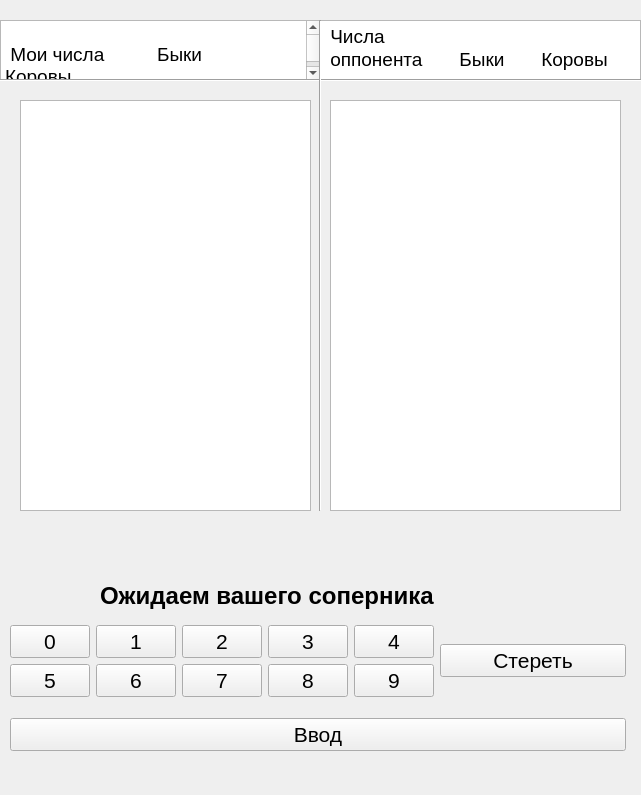
ttalova/bulls_and_cows, file project/main.ui: the form before one commit.
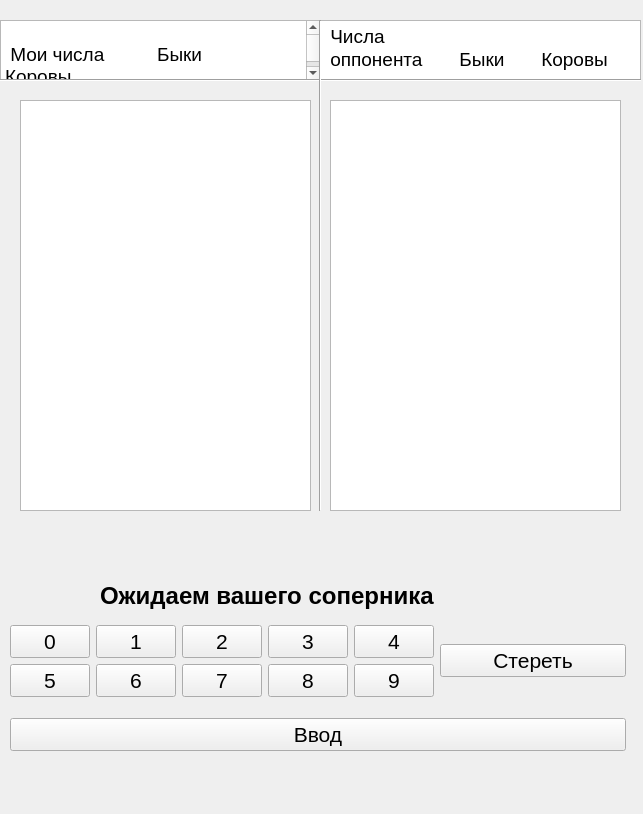
The form after the commit. Icons and pictures are not drawn.

Commit message: cows end game

Patch:
```diff
--- a/project/main.ui
+++ b/project/main.ui
@@ -6,8 +6,8 @@
    <rect>
     <x>0</x>
     <y>0</y>
-    <width>641</width>
-    <height>795</height>
+    <width>643</width>
+    <height>814</height>
    </rect>
   </property>
   <property name="windowTitle">
@@ -353,7 +353,7 @@
     <widget class="QLabel" name="label_loading">
      <property name="geometry">
       <rect>
-       <x>130</x>
+       <x>110</x>
        <y>70</y>
        <width>383</width>
        <height>480</height>
@@ -387,6 +387,135 @@
      </property>
     </widget>
    </widget>
+   <widget class="QWidget" name="widget_3" native="true">
+    <property name="geometry">
+     <rect>
+      <x>-1</x>
+      <y>9</y>
+      <width>651</width>
+      <height>781</height>
+     </rect>
+    </property>
+    <widget class="QLabel" name="label_result_of_game">
+     <property name="geometry">
+      <rect>
+       <x>190</x>
+       <y>40</y>
+       <width>241</width>
+       <height>61</height>
+      </rect>
+     </property>
+     <property name="font">
+      <font>
+       <pointsize>18</pointsize>
+       <weight>75</weight>
+       <bold>true</bold>
+      </font>
+     </property>
+     <property name="text">
+      <string/>
+     </property>
+    </widget>
+    <widget class="QLabel" name="label_cow">
+     <property name="geometry">
+      <rect>
+       <x>0</x>
+       <y>-15</y>
+       <width>651</width>
+       <height>821</height>
+      </rect>
+     </property>
+     <property name="text">
+      <string/>
+     </property>
+    </widget>
+   </widget>
+   <widget class="QWidget" name="widget_4" native="true">
+    <property name="geometry">
+     <rect>
+      <x>0</x>
+      <y>0</y>
+      <width>651</width>
+      <height>781</height>
+     </rect>
+    </property>
+    <widget class="QLabel" name="label_result_of_game_2">
+     <property name="geometry">
+      <rect>
+       <x>210</x>
+       <y>80</y>
+       <width>241</width>
+       <height>51</height>
+      </rect>
+     </property>
+     <property name="font">
+      <font>
+       <pointsize>18</pointsize>
+       <weight>75</weight>
+       <bold>true</bold>
+      </font>
+     </property>
+     <property name="text">
+      <string/>
+     </property>
+    </widget>
+    <widget class="QLabel" name="label_cow_2">
+     <property name="geometry">
+      <rect>
+       <x>-10</x>
+       <y>-5</y>
+       <width>661</width>
+       <height>821</height>
+      </rect>
+     </property>
+     <property name="text">
+      <string/>
+     </property>
+    </widget>
+   </widget>
+   <widget class="QWidget" name="widget_5" native="true">
+    <property name="geometry">
+     <rect>
+      <x>0</x>
+      <y>0</y>
+      <width>651</width>
+      <height>781</height>
+     </rect>
+    </property>
+    <widget class="QLabel" name="label_result_of_game_3">
+     <property name="geometry">
+      <rect>
+       <x>240</x>
+       <y>130</y>
+       <width>211</width>
+       <height>41</height>
+      </rect>
+     </property>
+     <property name="font">
+      <font>
+       <pointsize>18</pointsize>
+       <weight>75</weight>
+       <bold>true</bold>
+      </font>
+     </property>
+     <property name="text">
+      <string/>
+     </property>
+    </widget>
+    <widget class="QLabel" name="label_cow_3">
+     <property name="geometry">
+      <rect>
+       <x>-10</x>
+       <y>-5</y>
+       <width>661</width>
+       <height>821</height>
+      </rect>
+     </property>
+     <property name="text">
+      <string/>
+     </property>
+    </widget>
+   </widget>
   </widget>
  </widget>
  <resources/>
```
The commit also changes 2 other files.
